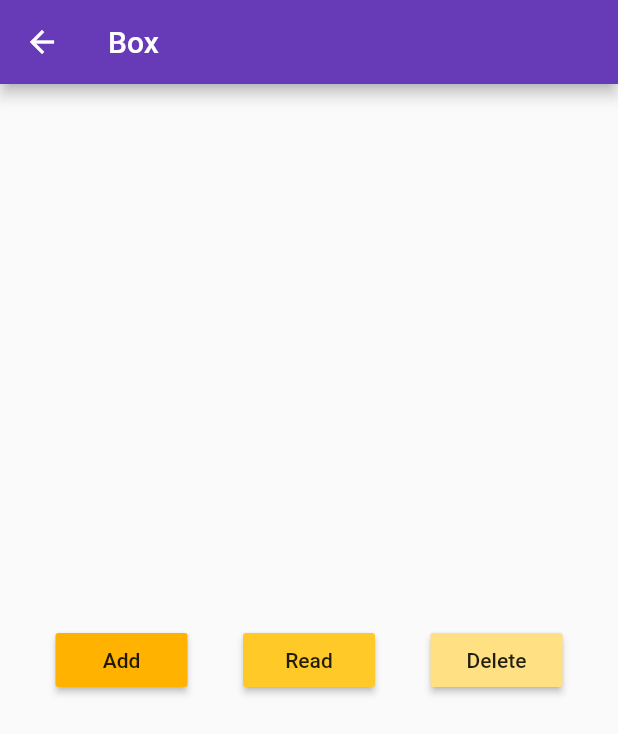
After one commit to Sylvat160/flutter-course, a Flutter app: the BoX screen opened directly, after a tap on "Add", on a phone screen of 412 x 824 dp. The commit adds this screen. Shown: the top 734 px of the screen. Run offline on Flutter 3.47's test engine with Material 2 defaults, Android fonts, the phone set to English and light mode, and no system bars; our stand-ins replace hive; accounts and stored records are empty.

Commit message:
hive trying

```diff
--- /dev/null
+++ b/lib/hivebox.dart
@@ -0,0 +1,54 @@
+import 'package:flutter/material.dart';
+import 'package:hive/hive.dart';
+
+class BoX extends StatefulWidget {
+  const BoX({super.key});
+
+  @override
+  State<BoX> createState() => _BoXState();
+}
+
+class _BoXState extends State<BoX> {
+  // Reference to our single class that manages the database
+  final _myBox = Hive.box('myBox');
+  void writeData() {
+    _myBox.put(2, {'name': 'John', 'age': 30});
+  }
+  void readData() {
+    print(_myBox.get(2));
+  }
+  void deleteData() {
+    _myBox.delete('name');
+  }
+
+  @override
+  Widget build(BuildContext context) {
+    return Scaffold(
+      appBar: AppBar(
+        title: const Text('Box'),
+      ),
+      body: Center(
+        child: Row(
+          mainAxisAlignment: MainAxisAlignment.spaceEvenly,
+          children: [
+            MaterialButton(
+              onPressed : writeData,
+              child: const Text('Add'),
+              color: Colors.amber[600],
+            ),
+            MaterialButton(
+              onPressed : readData,
+              child: const Text('Read'),
+              color: Colors.amber[400],
+            ),
+            MaterialButton(
+              onPressed : deleteData,
+              child: const Text('Delete'),
+              color: Colors.amber[200],
+            ),
+          ],
+        ),
+      ),
+    );
+  }
+}
```
Also changed, not shown: lib/animated_icon.dart (+15 -5 lines).
